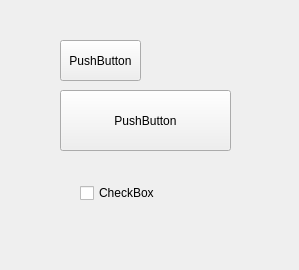
First picture: the form in SECTION5/DESIGNER_2/form.ui, repository changjurhee/QT, before the edit.
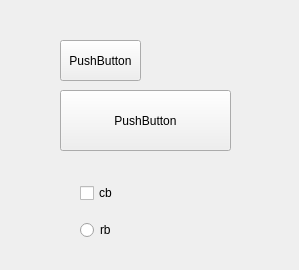
Second picture: the form after the edit.

The edit to the form file:
```diff
--- a/SECTION5/DESIGNER_2/form.ui
+++ b/SECTION5/DESIGNER_2/form.ui
@@ -49,7 +49,20 @@
     </rect>
    </property>
    <property name="text">
-    <string>CheckBox</string>
+    <string>cb</string>
+   </property>
+  </widget>
+  <widget class="QRadioButton" name="radioButton">
+   <property name="geometry">
+    <rect>
+     <x>80</x>
+     <y>220</y>
+     <width>89</width>
+     <height>20</height>
+    </rect>
+   </property>
+   <property name="text">
+    <string>rb</string>
    </property>
   </widget>
  </widget>
```
